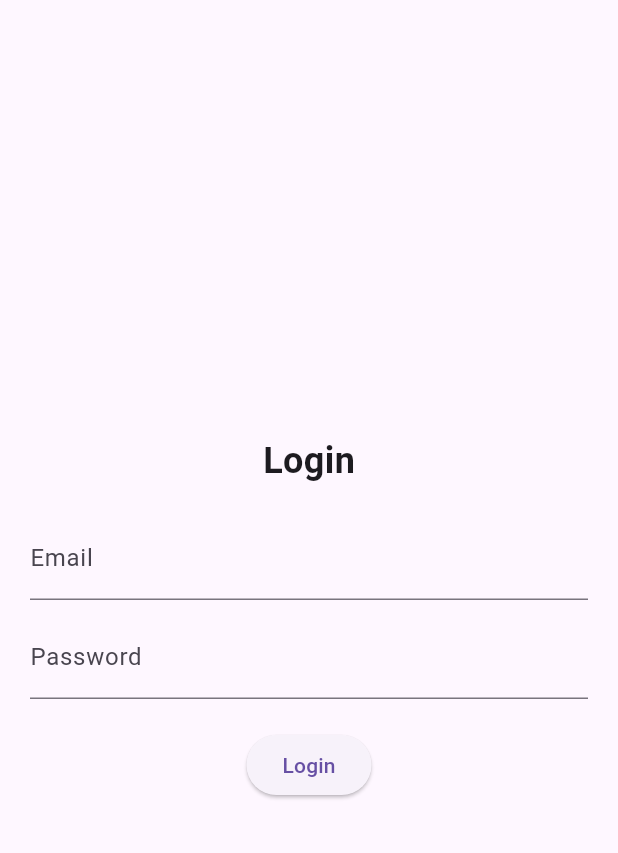
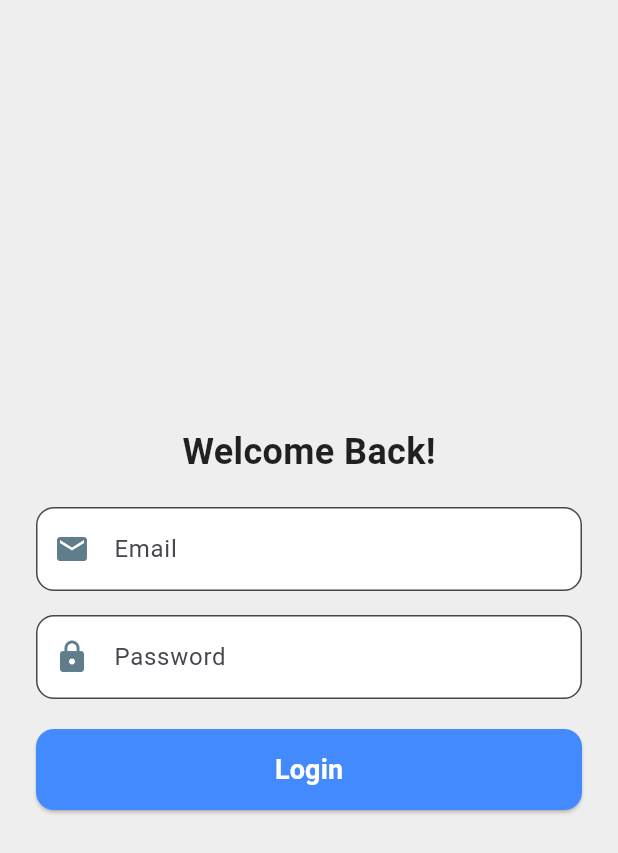
Before and after one commit to chirantan-basu01/stock_market_app, a Flutter app: the screen it shows after launch, on a phone screen of 412 x 824 dp. Shown: the top 853 px of the screen. Run offline on Flutter 3.47's test engine with Material 3 defaults, Android fonts, the phone set to English and light mode, and no system bars; our stand-ins replace dio, equatable, flutter_bloc, shared_preferences.

Commit message:
ui changes

```diff
--- a/lib/core/shared_prefs.dart
+++ b/lib/core/shared_prefs.dart
@@ -1,18 +1,23 @@
 import 'package:shared_preferences/shared_preferences.dart';
 
 class SharedPrefs {
+  static const String _tokenKey = "auth_token";
+
+  /// Save authentication token
   static Future<void> saveAuthToken(String token) async {
     final prefs = await SharedPreferences.getInstance();
-    await prefs.setString("auth_token", token);
+    await prefs.setString(_tokenKey, token);
   }
 
+  /// Retrieve stored token
   static Future<String?> getAuthToken() async {
     final prefs = await SharedPreferences.getInstance();
-    return prefs.getString("auth_token");
+    return prefs.getString(_tokenKey);
   }
 
+  /// Clear token (Logout)
   static Future<void> clearAuthToken() async {
     final prefs = await SharedPreferences.getInstance();
-    await prefs.remove("auth_token");
+    await prefs.remove(_tokenKey);
   }
 }
--- a/lib/main.dart
+++ b/lib/main.dart
@@ -1,6 +1,7 @@
 import 'package:flutter/material.dart';
 import 'package:flutter_bloc/flutter_bloc.dart';
 import 'package:stock_market_app/presentation/blocs/auth_bloc/auth_bloc.dart';
+import 'package:stock_market_app/presentation/blocs/auth_bloc/auth_event.dart';
 import 'package:stock_market_app/presentation/blocs/stock_bloc/stock_bloc.dart';
 import 'package:stock_market_app/presentation/screens/login_screen.dart';
 import 'data/repositories/auth_repository.dart';
@@ -18,7 +19,7 @@ class MyApp extends StatelessWidget {
   Widget build(BuildContext context) {
     return MultiBlocProvider(
       providers: [
-        BlocProvider(create: (context) => AuthBloc(authRepository: AuthRepository())),
+        BlocProvider(create: (context) => AuthBloc(authRepository: AuthRepository())..add(CheckLoginStatus())),
         BlocProvider(create: (context) => StockBloc(stockRepository: StockRepository())),
       ],
       child: const MaterialApp(
--- a/lib/presentation/blocs/auth_bloc/auth_bloc.dart
+++ b/lib/presentation/blocs/auth_bloc/auth_bloc.dart
@@ -1,5 +1,3 @@
-import 'dart:developer';
-
 import 'package:flutter_bloc/flutter_bloc.dart';
 import '../../../core/shared_prefs.dart';
 import '../../../data/repositories/auth_repository.dart';
@@ -10,17 +8,34 @@ class AuthBloc extends Bloc<AuthEvent, AuthState> {
   final AuthRepository authRepository;
 
   AuthBloc({required this.authRepository}) : super(AuthInitial()) {
-    on<LoginRequested>((event, emit) async {
+    /// Check if the user is already logged in
+    on<CheckLoginStatus>((event, emit) async {
+      final token = await SharedPrefs.getAuthToken();
+      if (token != null) {
+        emit(AuthSuccess(token: token));
+      } else {
+        emit(AuthFailure(error: "User not logged in"));
+      }
+    });
+
+    /// Handle login event
+    on<Login>((event, emit) async {
       emit(AuthLoading());
-
       try {
-        final user = await authRepository.login(event.email, event.password);
-        await SharedPrefs.saveAuthToken(user.token);
-        emit(AuthSuccess(token: user.token));
+        final user = await authRepository.login(event.identifier, event.password);
+        final token = user.token;
+        await SharedPrefs.saveAuthToken(token);
+        emit(AuthSuccess(token: token));
       } catch (e) {
         emit(AuthFailure(error: e.toString()));
-        log('Error in auth bloc : ${e.toString()}');
       }
+    });
+
+
+    /// Handle logout event
+    on<Logout>((event, emit) async {
+      await SharedPrefs.clearAuthToken();
+      emit(AuthInitial());
     });
   }
 }
--- a/lib/presentation/blocs/auth_bloc/auth_event.dart
+++ b/lib/presentation/blocs/auth_bloc/auth_event.dart
@@ -5,12 +5,16 @@ abstract class AuthEvent extends Equatable {
   List<Object?> get props => [];
 }
 
-class LoginRequested extends AuthEvent {
-  final String email;
+class CheckLoginStatus extends AuthEvent {}
+
+class Login extends AuthEvent {
+  final String identifier;
   final String password;
 
-  LoginRequested({required this.email, required this.password});
+  Login({required this.identifier, required this.password});
 
   @override
-  List<Object?> get props => [email, password];
+  List<Object?> get props => [identifier, password];
 }
+
+class Logout extends AuthEvent {}
--- a/lib/presentation/blocs/stock_bloc/stock_bloc.dart
+++ b/lib/presentation/blocs/stock_bloc/stock_bloc.dart
@@ -9,6 +9,7 @@ class StockBloc extends Bloc<StockEvent, StockState> {
   final StockRepository stockRepository;
 
   StockBloc({required this.stockRepository}) : super(StockInitial()) {
+
     on<SearchStocks>((event, emit) async {
       emit(StockLoading());
 
@@ -20,5 +21,10 @@ class StockBloc extends Bloc<StockEvent, StockState> {
         log('Error in stock bloc : ${e.toString()}');
       }
     });
+
+    on<ClearStocks>((event, emit) {
+      emit(StockInitial());
+    });
+
   }
 }
--- a/lib/presentation/blocs/stock_bloc/stock_event.dart
+++ b/lib/presentation/blocs/stock_bloc/stock_event.dart
@@ -13,3 +13,5 @@ class SearchStocks extends StockEvent {
   @override
   List<Object?> get props => [query];
 }
+
+class ClearStocks extends StockEvent {}
--- a/lib/presentation/screens/login_screen.dart
+++ b/lib/presentation/screens/login_screen.dart
@@ -1,9 +1,9 @@
 import 'package:flutter/material.dart';
 import 'package:flutter_bloc/flutter_bloc.dart';
+import 'package:stock_market_app/presentation/screens/stock_search_screen.dart';
 import '../blocs/auth_bloc/auth_bloc.dart';
 import '../blocs/auth_bloc/auth_event.dart';
 import '../blocs/auth_bloc/auth_state.dart';
-import 'stock_search_screen.dart';
 
 class LoginScreen extends StatefulWidget {
   const LoginScreen({super.key});
@@ -17,55 +17,91 @@ class _LoginScreenState extends State<LoginScreen> {
   final TextEditingController passwordController = TextEditingController();
 
   void login(BuildContext context) {
-    final email = emailController.text;
-    final password = passwordController.text;
+    final identifier = emailController.text.trim();
+    final password = passwordController.text.trim();
     context
         .read<AuthBloc>()
-        .add(LoginRequested(email: email, password: password));
+        .add(Login(identifier: identifier, password: password));
   }
 
   @override
   Widget build(BuildContext context) {
     return Scaffold(
-      body: Padding(
-        padding: const EdgeInsets.all(20.0),
-        child: Column(
-          mainAxisAlignment: MainAxisAlignment.center,
-          children: [
-            const Text("Login",
-                style: TextStyle(fontSize: 24, fontWeight: FontWeight.bold)),
-            const SizedBox(height: 20),
-            TextField(
-                controller: emailController,
-                decoration: const InputDecoration(labelText: "Email")),
-            const SizedBox(height: 10),
-            TextField(
-                controller: passwordController,
-                decoration: const InputDecoration(labelText: "Password"),
-                obscureText: true),
-            const SizedBox(height: 20),
-            BlocConsumer<AuthBloc, AuthState>(
+      backgroundColor: Colors.grey[200],
+      body: BlocListener<AuthBloc, AuthState>(
         listener: (context, state) {
           if (state is AuthSuccess) {
             Navigator.pushReplacement(
               context,
               MaterialPageRoute(
-                          builder: (_) => const StockSearchScreen()));
+                  builder: (context) => const StockSearchScreen()),
+            );
           } else if (state is AuthFailure) {
             ScaffoldMessenger.of(context)
                 .showSnackBar(SnackBar(content: Text(state.error)));
           }
         },
-              builder: (context, state) {
-                if (state is AuthLoading) {
-                  return const CircularProgressIndicator();
-                }
-                return ElevatedButton(
+        child: Center(
+          child: Padding(
+            padding: const EdgeInsets.symmetric(horizontal: 24.0),
+            child: Column(
+              mainAxisSize: MainAxisSize.min,
+              children: [
+                const Text(
+                  "Welcome Back!",
+                  style: TextStyle(
+                      fontSize: 24,
+                      fontWeight: FontWeight.bold,
+                      color: Colors.black87),
+                ),
+                const SizedBox(height: 20),
+                TextField(
+                  controller: emailController,
+                  decoration: InputDecoration(
+                    prefixIcon: const Icon(Icons.email, color: Colors.blueGrey),
+                    labelText: "Email",
+                    border: OutlineInputBorder(
+                        borderRadius: BorderRadius.circular(12)),
+                    filled: true,
+                    fillColor: Colors.white,
+                  ),
+                ),
+                const SizedBox(height: 16),
+                TextField(
+                  controller: passwordController,
+                  obscureText: true,
+                  decoration: InputDecoration(
+                    prefixIcon: const Icon(Icons.lock, color: Colors.blueGrey),
+                    labelText: "Password",
+                    border: OutlineInputBorder(
+                        borderRadius: BorderRadius.circular(12)),
+                    filled: true,
+                    fillColor: Colors.white,
+                  ),
+                ),
+                const SizedBox(height: 20),
+                SizedBox(
+                  width: double.infinity,
+                  child: ElevatedButton(
                     onPressed: () => login(context),
-                    child: const Text("Login"));
-              },
+                    style: ElevatedButton.styleFrom(
+                      padding: const EdgeInsets.symmetric(vertical: 14),
+                      backgroundColor: Colors.blueAccent,
+                      shape: RoundedRectangleBorder(
+                          borderRadius: BorderRadius.circular(12)),
+                    ),
+                    child: const Text(
+                      "Login",
+                      style: TextStyle(
+                          fontSize: 18,
+                          fontWeight: FontWeight.w600,
+                          color: Colors.white),
+                    ),
+                  ),
                 ),
               ],
+            ),
+          ),
         ),
       ),
     );
```
Also changed, not shown: lib/presentation/screens/stock_search_screen.dart (+56 -7 lines). Lines whose indentation alone changed are shown as unchanged.
